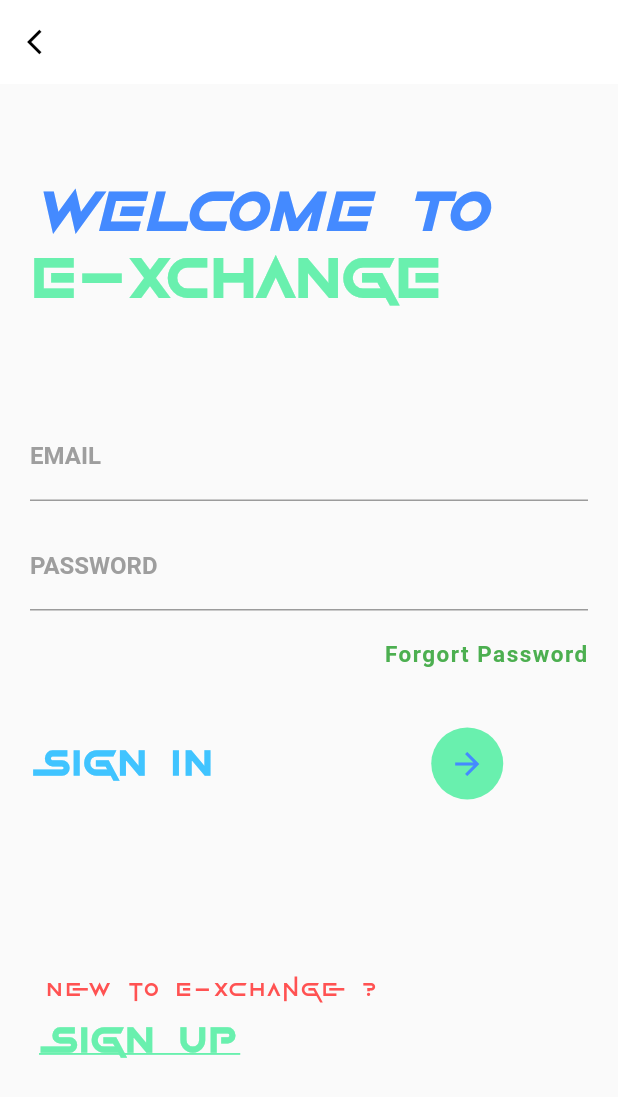
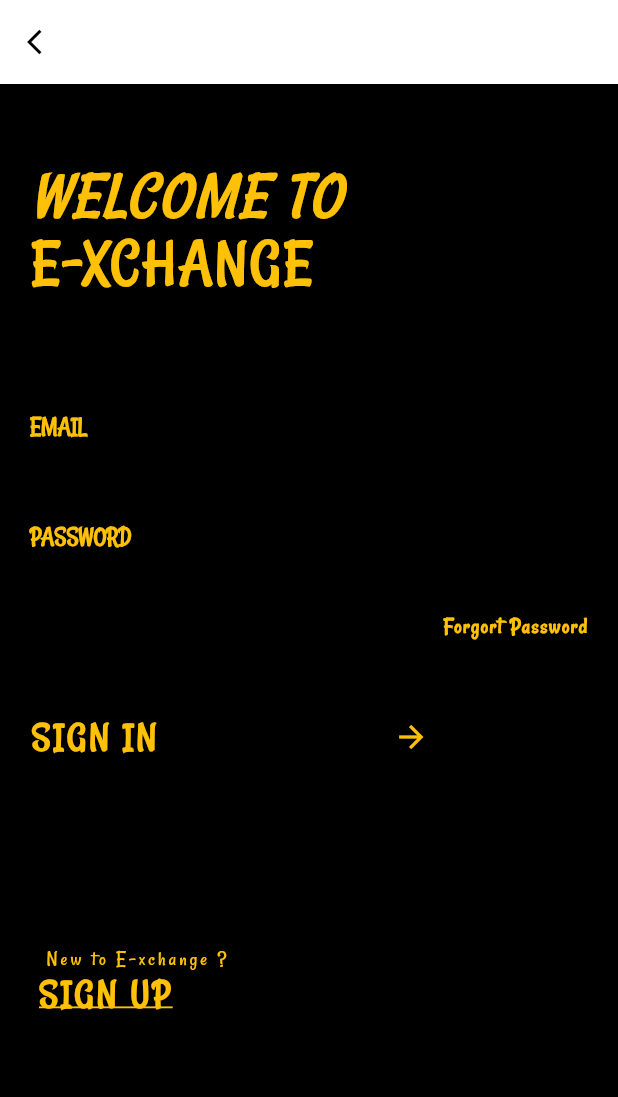
Before and after one commit to Chandresh2702/login-page, a Flutter app: the LoginPage screen opened directly, on a phone screen of 412 x 824 dp. Shown: the top 1097 px of the screen. Run offline on Flutter 3.47's test engine with Material 2 defaults, Android fonts, the phone set to English and light mode, and no system bars; our stand-ins replace carousel_slider; Roboto replaces fonts that are missing (Montserrat).

Commit message:
changes in design of login page

```diff
--- a/E-xchange/lib/screens/login.dart
+++ b/E-xchange/lib/screens/login.dart
@@ -13,82 +13,86 @@ class LoginPage extends StatelessWidget {
             onPressed: () {
               Navigator.pop(context);
             },
-          icon: Icon(Icons.arrow_back_ios,
+            icon: Icon(
+              Icons.arrow_back_ios,
               size: 20,
-          color: Colors.black,),
-
-
+              color: Colors.black,
+            ),
           ),
         ),
         resizeToAvoidBottomInset: false,
-        body: Column(
+        body: Container(
+            decoration: BoxDecoration(
+              color: Colors.black,
+            ),
+            child: Column(
               crossAxisAlignment: CrossAxisAlignment.start,
               children: <Widget>[
-
                 Container(
                   child: Stack(
                     children: <Widget>[
                       Container(
                         padding: EdgeInsets.fromLTRB(20, 50, 0, 0),
-                    child: Text('WELCOME TO',
+                        child: Text(
+                          'WELCOME TO',
                           style: TextStyle(
-                        fontFamily: 'Game',
-                        color: Colors.blueAccent,
+                            fontFamily: 'Rancho',
+                            color: Colors.amber,
                             letterSpacing: 2.0,
-                        fontSize: 40.0,fontWeight: FontWeight.bold,
+                            fontSize: 40.0,
+                            fontWeight: FontWeight.bold,
                             fontStyle: FontStyle.italic,
-
                           ),
                         ),
                       ),
                       Container(
                         padding: EdgeInsets.fromLTRB(20, 95, 0, 0),
-                    child: Text('E-XCHANGE',
+                        child: Text(
+                          'E-XCHANGE',
                           style: TextStyle(
-                        fontFamily: 'Game',
-                        color: Colors.greenAccent,
+                            fontFamily: 'Rancho',
+                            color: Colors.amber,
                             letterSpacing: 2.0,
-                        fontSize: 40.0,fontWeight: FontWeight.bold,
+                            fontSize: 40.0,
+                            fontWeight: FontWeight.bold,
                           ),
                         ),
                       )
-
-              ],),
+                    ],
+                  ),
                 ),
                 Container(
-              padding: EdgeInsets.only(left:20, top:55, right:20),
+                  padding: EdgeInsets.only(left: 20, top: 55, right: 20),
                   child: Column(
                     children: <Widget>[
                       TextField(
                         decoration: InputDecoration(
                             labelText: 'EMAIL',
                             labelStyle: TextStyle(
-                        fontFamily: 'Montserrat',
+                                fontFamily: 'Rancho',
                                 fontWeight: FontWeight.bold,
-                        color: Colors.grey
-                      )
+                                color: Colors.amber)),
                       ),
-                  ),
-                  SizedBox(height:14),
+                      SizedBox(height: 14),
                       TextField(
                         decoration: InputDecoration(
                             labelText: 'PASSWORD',
                             labelStyle: TextStyle(
-                        fontFamily: 'Montserrat',
+                                fontFamily: 'Rancho',
                                 fontWeight: FontWeight.bold,
-                        color: Colors.grey
-                      )
-                    ),
+                                color: Colors.amber)),
                         obscureText: true,
                       ),
                       Container(
-                    alignment: Alignment(1,0),
-                    padding: EdgeInsets.only(top:20.0),
+                        alignment: Alignment(1, 0),
+                        padding: EdgeInsets.only(top: 20.0),
                         child: InkWell(
-                      child: Text('Forgort Password',
+                          child: Text(
+                            'Forgort Password',
                             style: TextStyle(
                               fontSize: 15,
-                          color: Colors.green,
+                              fontFamily: "Rancho",
+                              color: Colors.amber,
                               fontWeight: FontWeight.bold,
                               letterSpacing: 1,
                             ),
@@ -100,10 +104,11 @@ class LoginPage extends StatelessWidget {
                         child: Row(
                           children: <Widget>[
                             SizedBox(width: 0),
-                        Text('SIGN IN',
+                            Text(
+                              'SIGN IN',
                               style: TextStyle(
-                          color: Colors.lightBlueAccent,
-                          fontFamily: 'Game',
+                                color: Colors.amber,
+                                fontFamily: 'Rancho',
                                 letterSpacing: 2.0,
                                 fontSize: 25,
                                 fontWeight: FontWeight.bold,
@@ -111,18 +116,20 @@ class LoginPage extends StatelessWidget {
                             ),
                             SizedBox(width: 145),
                             Ink(
-                          decoration: const ShapeDecoration(
-                            color: Colors.greenAccent,
+                              decoration: ShapeDecoration(
+                                color: Colors.amber,
                                 shape: CircleBorder(),
                               ),
                               child: IconButton(
                                 icon: Icon(
                                   Icons.arrow_forward,
-                              color: Colors.blueAccent,
+                                  color: Colors.amber,
                                 ),
-                            color: Colors.white,
                                 onPressed: () {
-                              Navigator.push(context, MaterialPageRoute(builder: (context)=> DashBoard()));
+                                  Navigator.push(
+                                      context,
+                                      MaterialPageRoute(
+                                          builder: (context) => DashBoard()));
                                 },
                               ),
                             ),
@@ -133,16 +140,14 @@ class LoginPage extends StatelessWidget {
                   ),
                 ),
                 SizedBox(height: 15),
-
                 Padding(
-              padding: const EdgeInsets.fromLTRB(30,100,0,0),
+                  padding: const EdgeInsets.fromLTRB(30, 100, 0, 0),
                   child: Text(
                     'New to E-xchange ?',
                     style: TextStyle(
-                  fontFamily: 'Game',
-                  color: Colors.redAccent,
+                      fontFamily: 'Rancho',
+                      color: Colors.amber,
                       letterSpacing: 2.0,
-
                     ),
                   ),
                 ),
@@ -151,13 +156,16 @@ class LoginPage extends StatelessWidget {
                   padding: const EdgeInsets.fromLTRB(25, 0, 0, 0),
                   child: InkWell(
                     onTap: () {
-                  Navigator.push(context, MaterialPageRoute(builder: (context)=> SignupPage()));
+                      Navigator.push(
+                          context,
+                          MaterialPageRoute(
+                              builder: (context) => SignupPage()));
                     },
                     child: Text(
                       'SIGN UP',
                       style: TextStyle(
-                      fontFamily: 'Game',
-                      color: Colors.greenAccent,
+                          fontFamily: 'Rancho',
+                          color: Colors.amber,
                           letterSpacing: 2.0,
                           fontSize: 25,
                           fontWeight: FontWeight.bold,
@@ -165,29 +173,20 @@ class LoginPage extends StatelessWidget {
                     ),
                   ),
                 )
-          ],)
-
-
-    );
+              ],
+            )));
+  }
 }
 
-}
-
-
 // we will be creating a widget for text field
-Widget inputFile({label, obscureText = false})
-{
+Widget inputFile({label, obscureText = false}) {
   return Column(
     crossAxisAlignment: CrossAxisAlignment.start,
     children: <Widget>[
       Text(
         label,
         style: TextStyle(
-          fontSize: 15,
-          fontWeight: FontWeight.w400,
-          color:Colors.black87
-        ),
-
+            fontSize: 15, fontWeight: FontWeight.w400, color: Colors.black87),
       ),
       SizedBox(
         height: 5,
@@ -195,20 +194,16 @@ Widget inputFile({label, obscureText = false})
       TextField(
         obscureText: obscureText,
         decoration: InputDecoration(
-          contentPadding: EdgeInsets.symmetric(vertical: 0,
-          horizontal: 10),
+            contentPadding: EdgeInsets.symmetric(vertical: 0, horizontal: 10),
             enabledBorder: OutlineInputBorder(
-            borderSide: BorderSide(
-              color: Colors.grey
+              borderSide: BorderSide(color: Colors.grey),
             ),
-
+            border:
+                OutlineInputBorder(borderSide: BorderSide(color: Colors.grey))),
       ),
-          border: OutlineInputBorder(
-            borderSide: BorderSide(color: Colors.grey)
+      SizedBox(
+        height: 10,
       )
-        ),
-      ),
-      SizedBox(height: 10,)
     ],
   );
 }
```
Also changed, not shown: E-xchange/lib/screens/profile.dart (+14 -14 lines). Lines whose indentation alone changed are shown as unchanged.
